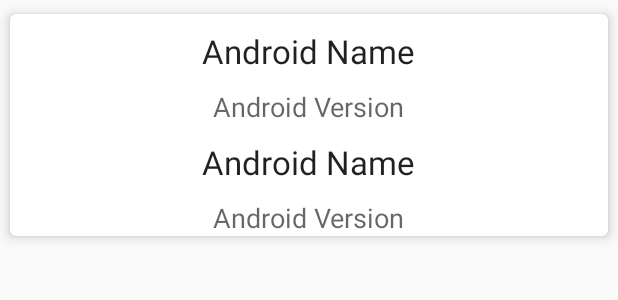
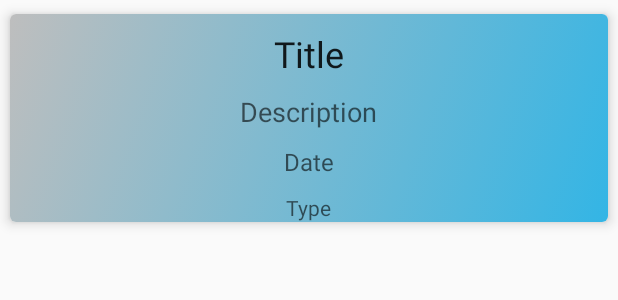
Before and after one commit to TankRaj/TODO_Room, an Android app: the layout item_note.xml on its own in the app's theme, with its tools: preview values and no code run, on a phone screen of 412 x 824 dp. Shown: the top 300 px of the screen. Run offline under Robolectric (Android 15) with nearby library versions, the phone set to English and light mode, and no system bars.

Commit message:
added background gradient drawable and modified the itemView

```diff
--- /dev/null
+++ b/app/src/main/res/drawable/bg_card_gradient.xml
@@ -0,0 +1,11 @@
+<?xml version="1.0" encoding="utf-8"?>
+<selector xmlns:android="http://schemas.android.com/apk/res/android">
+    <item>
+        <shape>
+            <gradient
+                android:angle="135"
+                android:endColor="@android:color/secondary_text_dark"
+                android:startColor="@android:color/holo_blue_light" />
+        </shape>
+    </item>
+</selector>
--- a/app/src/main/res/layout/item_note.xml
+++ b/app/src/main/res/layout/item_note.xml
@@ -5,21 +5,20 @@
     android:orientation="vertical"
     android:tag="cards main container">
 
-    <android.support.v7.widget.CardView
+    <android.support.v7.widget.CardView xmlns:card_view="http://schemas.android.com/apk/res-auto"
         android:id="@+id/card_view"
-        xmlns:card_view="http://schemas.android.com/apk/res-auto"
         android:layout_width="match_parent"
         android:layout_height="wrap_content"
         card_view:cardBackgroundColor="@android:color/white"
-        card_view:cardCornerRadius="4dp"
-        card_view:cardElevation="5dp"
+        card_view:cardCornerRadius="@dimen/four"
+        card_view:cardElevation="@dimen/five"
         card_view:cardUseCompatPadding="true">
 
         <LinearLayout
             android:layout_width="match_parent"
             android:layout_height="wrap_content"
-            android:orientation="vertical"
-            >
+            android:background="@drawable/bg_card_gradient"
+            android:orientation="vertical">
 
 
             <TextView
@@ -27,39 +26,44 @@
                 android:layout_width="wrap_content"
                 android:layout_height="wrap_content"
                 android:layout_gravity="center_horizontal"
-                android:layout_marginTop="10dp"
-                android:text="Android Name"
-                android:textAppearance="?android:attr/textAppearanceLarge"/>
+                android:layout_marginTop="@dimen/ten"
+                android:text="@string/title"
+                android:textAppearance="?android:attr/textAppearanceLarge"
+                android:textSize="@dimen/textTwentyFour" />
+
+            <TextView
+                android:id="@+id/tvBody"
+                android:layout_width="wrap_content"
+                android:layout_height="wrap_content"
+                android:layout_gravity="center_horizontal"
+                android:layout_marginTop="@dimen/ten"
+                android:text="@string/description"
+                android:textAppearance="?android:attr/textAppearanceMedium"
+                android:textSize="@dimen/textEighteen" />
 
             <TextView
                 android:id="@+id/tvDate"
                 android:layout_width="wrap_content"
                 android:layout_height="wrap_content"
                 android:layout_gravity="center_horizontal"
-                android:layout_marginTop="10dp"
-                android:text="Android Version"
-                android:textAppearance="?android:attr/textAppearanceMedium"/>
+                android:layout_marginTop="@dimen/ten"
+                android:text="@string/date"
+                android:textAppearance="?android:attr/textAppearanceMedium"
+                android:textSize="@dimen/textSixteen" />
 
-            <TextView
-                android:id="@+id/tvBody"
-                android:layout_width="wrap_content"
-                android:layout_height="wrap_content"
-                android:layout_gravity="center_horizontal"
-                android:layout_marginTop="10dp"
-                android:text="Android Name"
-                android:textAppearance="?android:attr/textAppearanceLarge"/>
 
             <TextView
                 android:id="@+id/tvType"
                 android:layout_width="wrap_content"
                 android:layout_height="wrap_content"
                 android:layout_gravity="center_horizontal"
-                android:layout_marginTop="10dp"
-                android:text="Android Version"
-                android:textAppearance="?android:attr/textAppearanceMedium"/>
+                android:layout_marginTop="@dimen/ten"
+                android:text="@string/type"
+                android:textAppearance="?android:attr/textAppearanceMedium"
+                android:textSize="@dimen/textFourteen" />
 
         </LinearLayout>
     </android.support.v7.widget.CardView>
 
 
-        </LinearLayout>
+</LinearLayout>
--- a/app/src/main/res/values/dimens.xml
+++ b/app/src/main/res/values/dimens.xml
@@ -1,3 +1,10 @@
 <resources>
     <dimen name="fab_margin">16dp</dimen>
+    <dimen name="four">4dp</dimen>
+    <dimen name="five">5dp</dimen>
+    <dimen name="ten">10dp</dimen>
+    <dimen name="textTwentyFour">24sp</dimen>
+    <dimen name="textEighteen">18sp</dimen>
+    <dimen name="textSixteen">16sp</dimen>
+    <dimen name="textFourteen">14sp</dimen>
 </resources>
--- a/app/src/main/res/values/strings.xml
+++ b/app/src/main/res/values/strings.xml
@@ -1,4 +1,8 @@
 <resources>
     <string name="app_name">TODO: Room</string>
     <string name="action_settings">Settings</string>
+    <string name="title">Title</string>
+    <string name="description">Description</string>
+    <string name="date">Date</string>
+    <string name="type">Type</string>
 </resources>
```
